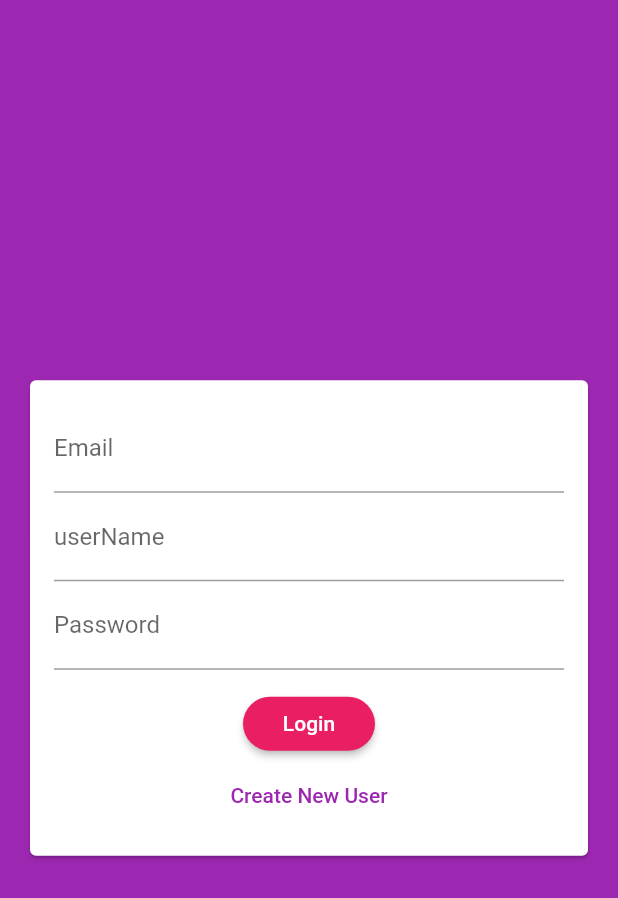
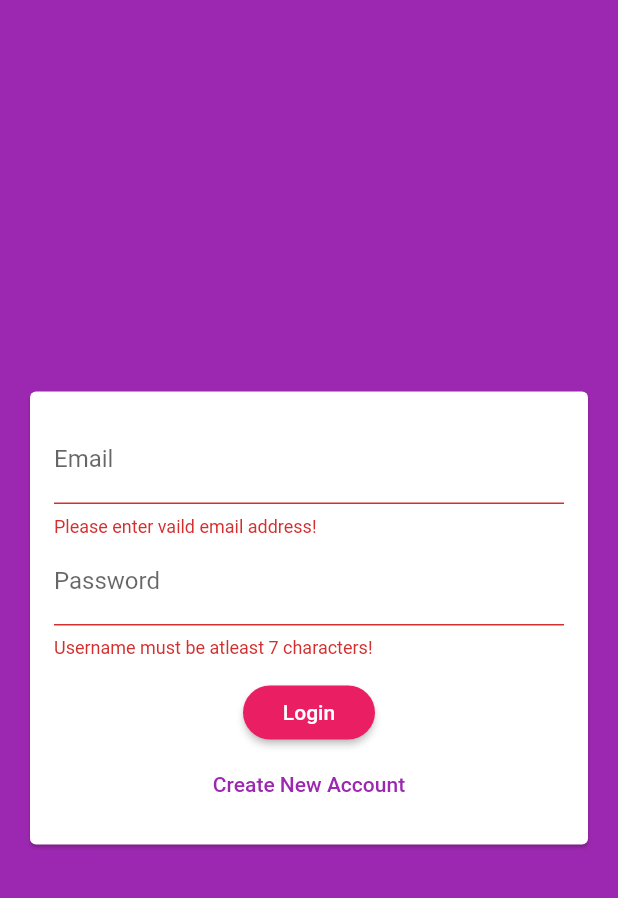
Before and after one commit to hritiksingh580/chat_app_firebase, a Flutter app: the screen it shows after launch, after a tap on "Login", on a phone screen of 412 x 824 dp. Shown: the top 898 px of the screen. Run offline on Flutter 3.47's test engine with Material 2 defaults, Android fonts, the phone set to English and light mode, and no system bars; our stand-ins replace cloud_firestore; accounts and stored records are empty.

Commit message:
Creating an Authentication Form

```diff
--- a/lib/widgets/auth_form.dart
+++ b/lib/widgets/auth_form.dart
@@ -6,6 +6,24 @@ class AuthForm extends StatefulWidget {
 }
 
 class _AuthFormState extends State<AuthForm> {
+  final _formKey = GlobalKey<FormState>();
+  String _userEmail = '';
+  String _userName = '';
+  String _userPassword = '';
+  var _isLogin = true;
+
+  void _trySubmit() {
+    final isVaild = _formKey.currentState.validate();
+    FocusScope.of(context).unfocus();
+
+    if (isVaild) {
+      _formKey.currentState.save();
+      print(_userEmail);
+      print(_userName);
+      print(_userPassword);
+    }
+  }
+
   @override
   Widget build(BuildContext context) {
     return Center(
@@ -15,27 +33,72 @@ class _AuthFormState extends State<AuthForm> {
           child: Padding(
             padding: const EdgeInsets.all(16.0),
             child: Form(
+              key: _formKey,
               child: Column(
                 mainAxisSize: MainAxisSize.min,
                 children: <Widget>[
                   TextFormField(
+                    key: ValueKey('email'),
+                    validator: (value) {
+                      if (value.isEmpty || !value.contains('@')) {
+                        return 'Please enter vaild email address!';
+                      }
+                      return null;
+                    },
                     decoration: InputDecoration(
                       labelText: 'Email',
                     ),
                     keyboardType: TextInputType.emailAddress,
+                    onSaved: (value) {
+                      _userEmail = value;
+                    },
                   ),
+                  if (!_isLogin)
+                    TextFormField(
+                      key: ValueKey('username'),
+                      validator: (value) {
+                        if (value.isEmpty || value.length < 4) {
+                          return 'Username must be atleast 4 characters!';
+                        }
+                        return null;
+                      },
+                      decoration: InputDecoration(
+                        labelText: 'Username',
+                      ),
+                      onSaved: (value) {
+                        _userName = value;
+                      },
+                    ),
                   TextFormField(
-                    decoration: InputDecoration(
-                      labelText: 'userName',
-                    ),
-                  ),
-                  TextFormField(
+                    key: ValueKey('password'),
+                    validator: (value) {
+                      if (value.isEmpty || value.length < 7) {
+                        return 'Username must be atleast 7 characters!';
+                      }
+                      return null;
+                    },
                     decoration: InputDecoration(labelText: 'Password'),
                     obscureText: true,
+                    onSaved: (value) {
+                      _userPassword = value;
+                    },
                   ),
                   SizedBox(height: 12),
-                  RaisedButton(child: Text('Login'), onPressed: () {},),
-                  FlatButton(child: Text('Create New User'), onPressed: () {},textColor: Theme.of(context).primaryColor,),
+                  RaisedButton(
+                    child: Text(_isLogin ? 'Login' : 'Sign Up'),
+                    onPressed: _trySubmit,
+                  ),
+                  FlatButton(
+                    child: Text(_isLogin
+                        ? 'Create New Account'
+                        : 'Already have an account? '),
+                    onPressed: () {
+                      setState(() {
+                        _isLogin = !_isLogin;
+                      });
+                    },
+                    textColor: Theme.of(context).primaryColor,
+                  ),
                 ],
               ),
             ),
```
